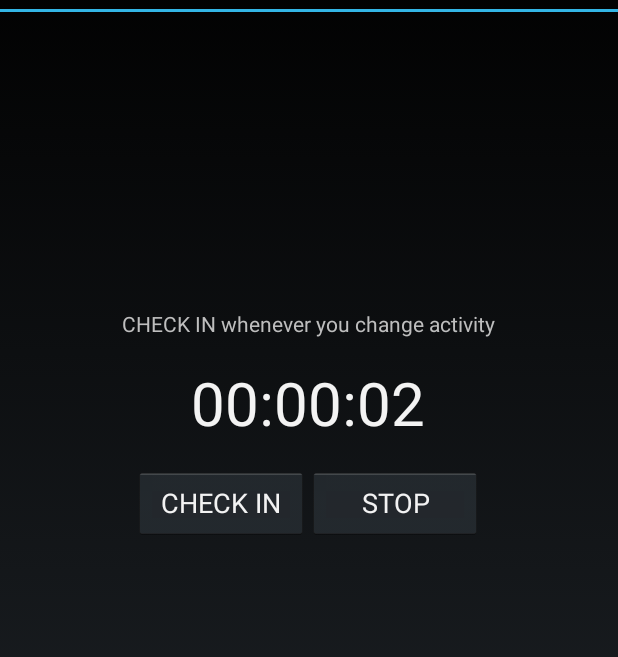
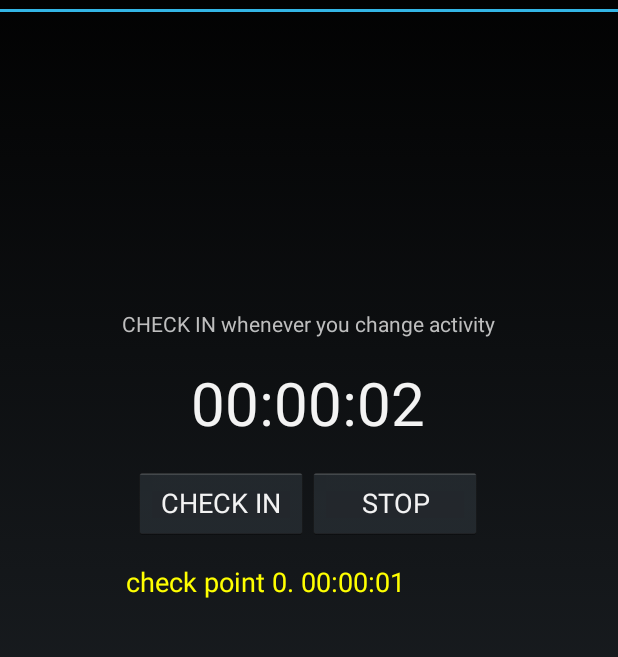
Before and after one commit to NCTUMUILab/Minuku, an Android app: the fragment CheckinSectionFragment shown on its own in the app's theme, after a tap on "CHECK IN", on a phone screen of 412 x 824 dp, the part 60-717 px from its top. Run offline under Robolectric (Android 15) with nearby library versions, the phone set to English and light mode, and no system bars; 1 other tap on this screen came first.

Commit message:
add check point times on the interface

```diff
--- a/app/src/main/java/edu/umich/si/inteco/minuku/Fragments/CheckinSectionFragment.java
+++ b/app/src/main/java/edu/umich/si/inteco/minuku/Fragments/CheckinSectionFragment.java
@@ -1,15 +1,18 @@
 package edu.umich.si.inteco.minuku.Fragments;
 
 import android.content.Intent;
+import android.graphics.Color;
 import android.os.Bundle;
 import android.os.SystemClock;
 import android.support.v4.app.Fragment;
 import android.util.Log;
+import android.view.Gravity;
 import android.view.LayoutInflater;
 import android.view.View;
 import android.view.ViewGroup;
 import android.widget.Button;
 import android.widget.Chronometer;
+import android.widget.LinearLayout;
 import android.widget.TextView;
 
 import edu.umich.si.inteco.minuku.Constants;
@@ -39,6 +42,7 @@ public class CheckinSectionFragment extends Fragment{
     private Chronometer chronometer;
     private Button checkinButton;
     private Button stopButton;
+    private LinearLayout checkpointLayout;
     private static SavingRecordAction mLastUserInitiatedSavingRecordingAction;
 
     @Override
@@ -60,6 +64,7 @@ public class CheckinSectionFragment extends Fragment{
         chronometer = (Chronometer) rootView.findViewById(R.id.recording_chronometer);
         checkinButton = (Button) rootView.findViewById(R.id.checkin_Button);
         stopButton = (Button) rootView.findViewById(R.id.stop_Button);
+        checkpointLayout  = (LinearLayout) rootView.findViewById(R.id.checkin_layout);
 
         //the textview is based on the task of which the recording is for. By default there should be a list of task that signs up for using this interface ( the recording function
         //can be used by multiple tasks, and the user would choose which task the current recording is for.
@@ -120,7 +125,10 @@ public class CheckinSectionFragment extends Fragment{
                 //When the button is shown "START" we start the stopwatch
                 if (checkinButton.getText().toString().equals(getString(R.string.start_btn))){
 
-                    Log.d(LOG_TAG, "[checkin] user clicking on the check in action");
+                    if (checkpointLayout.getChildCount() > 0)
+                        checkpointLayout.removeAllViews();
+
+                    Log.d(LOG_TAG, "[checkin] user clicking on the START action");
 
                     MinukuMainService.setBaseForChronometer(SystemClock.elapsedRealtime());
 
@@ -131,6 +139,32 @@ public class CheckinSectionFragment extends Fragment{
                     MinukuMainService.setCentralChrometerPaused(false);
 
                     checkinButton.setText(getString(R.string.checkin_btn));
+
+                }
+
+                //if the button is checkin, add check point times
+                else if (checkinButton.getText().toString().equals(getString(R.string.checkin_btn))) {
+
+                    Log.d(LOG_TAG, "[checkin] user clicking on the CHECK IN action");
+
+                    LinearLayout.LayoutParams layoutParams = new LinearLayout.LayoutParams(
+                            LinearLayout.LayoutParams.WRAP_CONTENT, LinearLayout.LayoutParams.WRAP_CONTENT
+                    );
+
+                    layoutParams.gravity = Gravity.LEFT;
+                    TextView tv = new TextView(getContext());
+                    tv.setPadding(20, 0, 0, 0);// in pixels (left, top, right, bottom)
+                    tv.setTextSize(18);
+                    tv.setTextColor(Color.YELLOW);
+                    tv.setLayoutParams(layoutParams);
+
+                    //we add the current elapse time
+                    int numOfCheckpoints = checkpointLayout.getChildCount();
+
+                    tv.setText("check point " + numOfCheckpoints + ". " + chronometer.getText());
+
+                    checkpointLayout.addView(tv);
+
 
                 }
 
@@ -186,6 +220,10 @@ public class CheckinSectionFragment extends Fragment{
                 //rememeber the text of the chrometer
                 MinukuMainService.setCentralChrometerText(chronometer.getText().toString());
 
+
+                //remove all checkpoint views in the Layout
+                if (checkpointLayout.getChildCount() > 0)
+                    checkpointLayout.removeAllViews();
 
                 /**stop the user-initiated recording action **/
 
--- a/app/src/main/res/layout/fragment_checkin.xml
+++ b/app/src/main/res/layout/fragment_checkin.xml
@@ -48,6 +48,19 @@
                 android:text="@string/stop_btn" />
         </LinearLayout>
 
+        <LinearLayout
+            android:id="@+id/checkin_layout"
+            android:layout_width="match_parent"
+            android:layout_height="wrap_content"
+            android:layout_gravity="center"
+            android:gravity="center_horizontal"
+            android:orientation="vertical"
+            android:layout_marginTop="16dp"
+            >
+
+
+        </LinearLayout>
+
 
     </LinearLayout>
 
```
